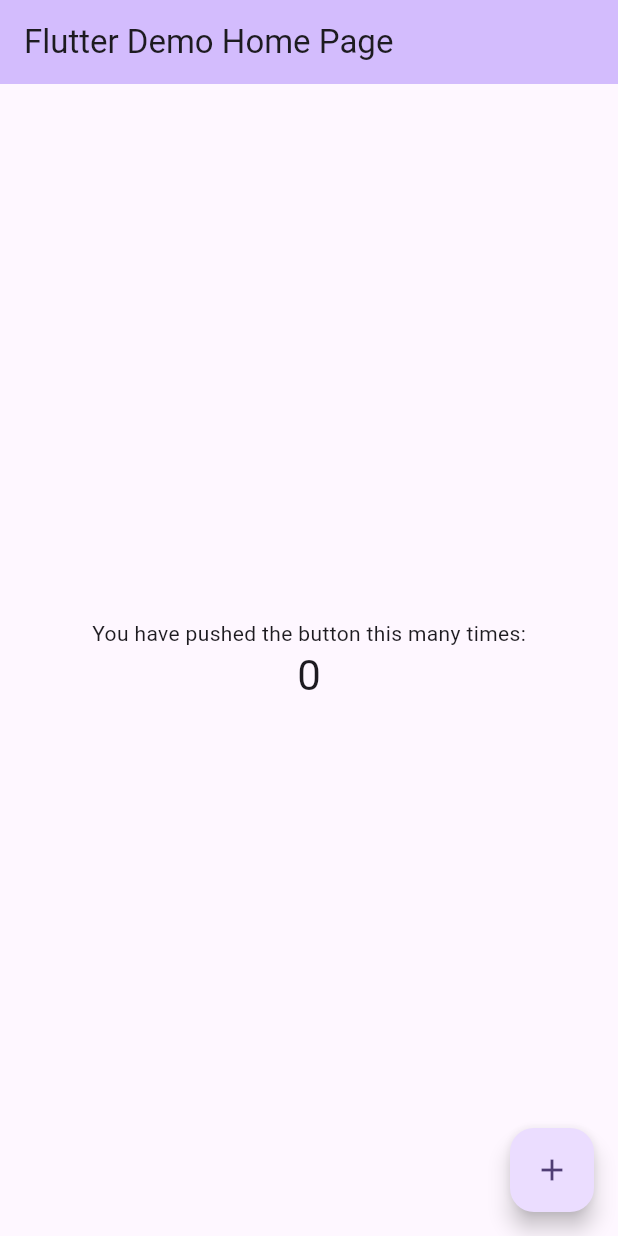
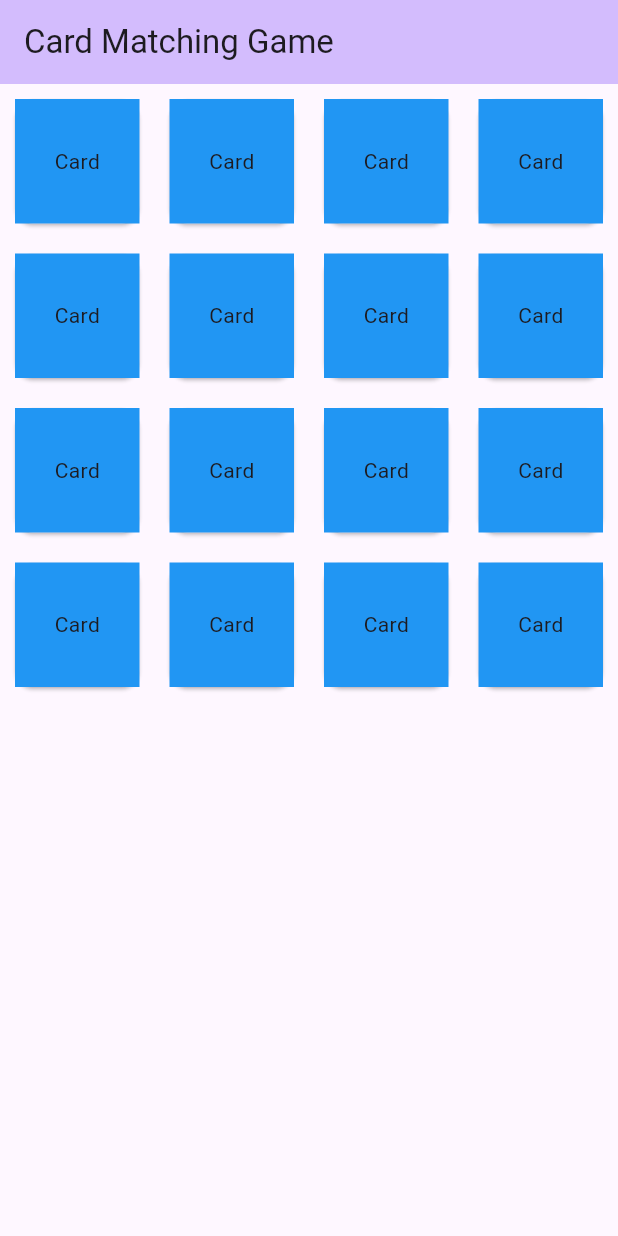
Before and after one commit to llaiza12/hw3, a Flutter app: the screen it shows after launch, on a phone screen of 412 x 824 dp. Run offline on Flutter 3.47's test engine with Material 3 defaults, Android fonts, the phone set to English and light mode, and no system bars.

Commit message:
Added GridView to create the card grid and UI

```diff
--- a/lib/main.dart
+++ b/lib/main.dart
@@ -7,47 +7,21 @@ void main() {
 class MyApp extends StatelessWidget {
   const MyApp({super.key});
 
-  // This widget is the root of your application.
   @override
   Widget build(BuildContext context) {
     return MaterialApp(
-      title: 'Flutter Demo',
+      title: 'Flutter App',
       theme: ThemeData(
-        // This is the theme of your application.
-        //
-        // TRY THIS: Try running your application with "flutter run". You'll see
-        // the application has a purple toolbar. Then, without quitting the app,
-        // try changing the seedColor in the colorScheme below to Colors.green
-        // and then invoke "hot reload" (save your changes or press the "hot
-        // reload" button in a Flutter-supported IDE, or press "r" if you used
-        // the command line to start the app).
-        //
-        // Notice that the counter didn't reset back to zero; the application
-        // state is not lost during the reload. To reset the state, use hot
-        // restart instead.
-        //
-        // This works for code too, not just values: Most code changes can be
-        // tested with just a hot reload.
         colorScheme: ColorScheme.fromSeed(seedColor: Colors.deepPurple),
         useMaterial3: true,
       ),
-      home: const MyHomePage(title: 'Flutter Demo Home Page'),
+      home: const MyHomePage(title: 'Card Matching Game'),
     );
   }
 }
 
 class MyHomePage extends StatefulWidget {
   const MyHomePage({super.key, required this.title});
-
-  // This widget is the home page of your application. It is stateful, meaning
-  // that it has a State object (defined below) that contains fields that affect
-  // how it looks.
-
-  // This class is the configuration for the state. It holds the values (in this
-  // case the title) provided by the parent (in this case the App widget) and
-  // used by the build method of the State. Fields in a Widget subclass are
-  // always marked "final".
-
   final String title;
 
   @override
@@ -55,71 +29,28 @@ class MyHomePage extends StatefulWidget {
 }
 
 class _MyHomePageState extends State<MyHomePage> {
-  int _counter = 0;
-
-  void _incrementCounter() {
-    setState(() {
-      // This call to setState tells the Flutter framework that something has
-      // changed in this State, which causes it to rerun the build method below
-      // so that the display can reflect the updated values. If we changed
-      // _counter without calling setState(), then the build method would not be
-      // called again, and so nothing would appear to happen.
-      _counter++;
-    });
-  }
-
   @override
   Widget build(BuildContext context) {
-    // This method is rerun every time setState is called, for instance as done
-    // by the _incrementCounter method above.
-    //
-    // The Flutter framework has been optimized to make rerunning build methods
-    // fast, so that you can just rebuild anything that needs updating rather
-    // than having to individually change instances of widgets.
     return Scaffold(
       appBar: AppBar(
-        // TRY THIS: Try changing the color here to a specific color (to
-        // Colors.amber, perhaps?) and trigger a hot reload to see the AppBar
-        // change color while the other colors stay the same.
         backgroundColor: Theme.of(context).colorScheme.inversePrimary,
-        // Here we take the value from the MyHomePage object that was created by
-        // the App.build method, and use it to set our appbar title.
         title: Text(widget.title),
       ),
-      body: Center(
-        // Center is a layout widget. It takes a single child and positions it
-        // in the middle of the parent.
-        child: Column(
-          // Column is also a layout widget. It takes a list of children and
-          // arranges them vertically. By default, it sizes itself to fit its
-          // children horizontally, and tries to be as tall as its parent.
-          //
-          // Column has various properties to control how it sizes itself and
-          // how it positions its children. Here we use mainAxisAlignment to
-          // center the children vertically; the main axis here is the vertical
-          // axis because Columns are vertical (the cross axis would be
-          // horizontal).
-          //
-          // TRY THIS: Invoke "debug painting" (choose the "Toggle Debug Paint"
-          // action in the IDE, or press "p" in the console), to see the
-          // wireframe for each widget.
-          mainAxisAlignment: MainAxisAlignment.center,
-          children: <Widget>[
-            const Text(
-              'You have pushed the button this many times:',
-            ),
-            Text(
-              '$_counter',
-              style: Theme.of(context).textTheme.headlineMedium,
-            ),
-          ],
+      body: GridView.builder(
+        gridDelegate: SliverGridDelegateWithFixedCrossAxisCount(
+          crossAxisCount: 4,
         ),
+        itemCount: 16,
+        itemBuilder: (context, index) {
+          return Card(
+            margin: EdgeInsets.all(10),
+            child: Container(
+                alignment: Alignment.center,
+                color: Colors.blue,
+                child: const Text("Card")),
+          );
+        },
       ),
-      floatingActionButton: FloatingActionButton(
-        onPressed: _incrementCounter,
-        tooltip: 'Increment',
-        child: const Icon(Icons.add),
-      ), // This trailing comma makes auto-formatting nicer for build methods.
     );
   }
 }
```
